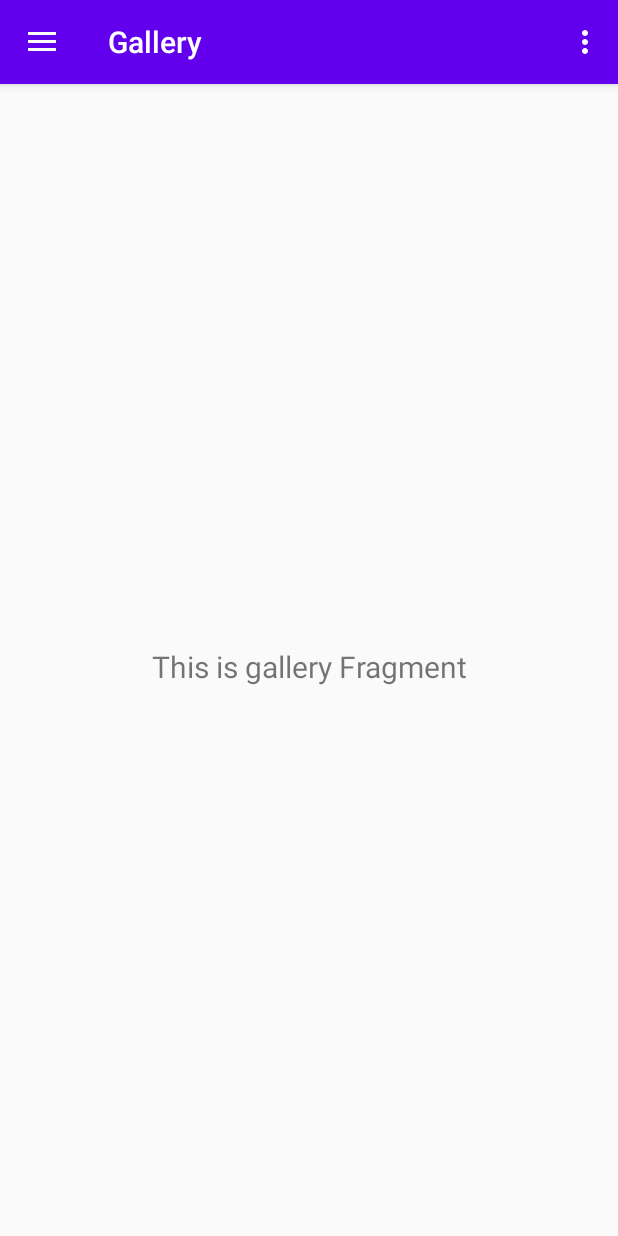
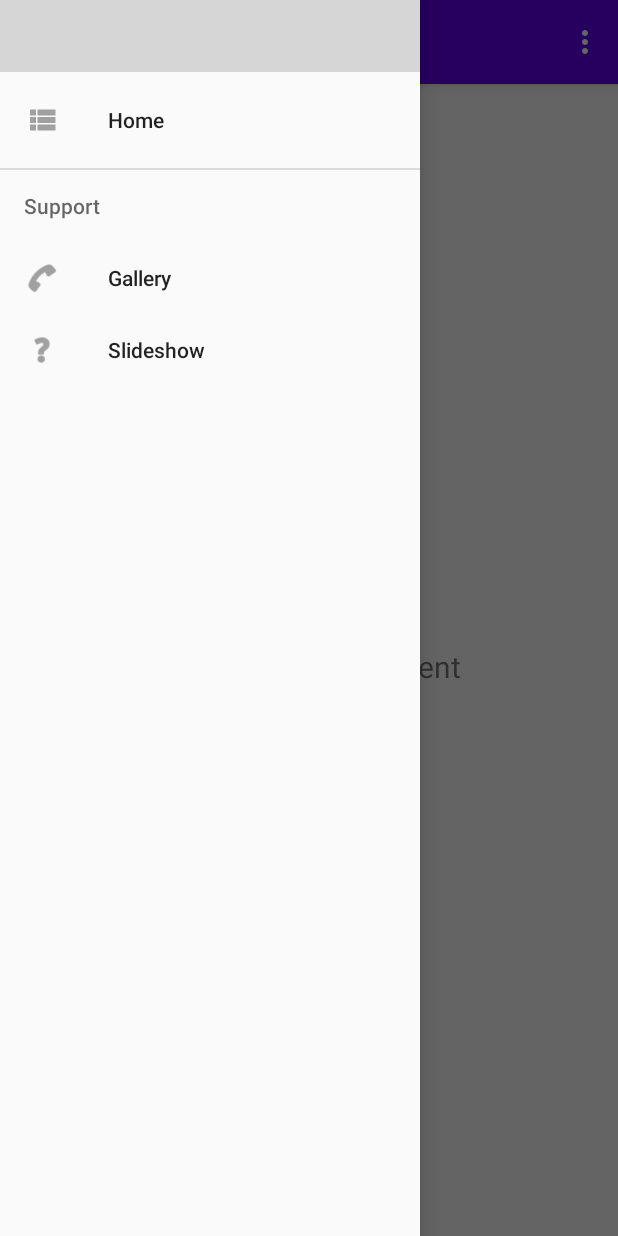
Before and after one commit to yamsyamsyams/PROG20082, an Android app: the HomeActivity screen opened directly, with no data from a screen before it, in the side drawer, after a tap on "Gallery", on a phone screen of 412 x 824 dp. Run offline under Robolectric (Android 15) with nearby library versions, the phone set to English and light mode, and no system bars; our stand-ins replace Room's generated code, navigation-ui; grey boxes are pictures that could not be loaded.

Commit message:
- no errors, information does not populate on view profile /-- - updated to match professor code, need to add ic_menu_list to drawable /-- - added homeactivity and some dropdown panel functionality /-- - do NOT run on Pixel 3XL API27, will crash every time. - added in signin capability

```diff
--- a/PayPark/app/src/main/java/com/example/paypark/database/PayParkDatabase.kt
+++ b/PayPark/app/src/main/java/com/example/paypark/database/PayParkDatabase.kt
@@ -33,7 +33,9 @@ abstract class PayParkDatabase : RoomDatabase(){
                     context.applicationContext,
                     PayParkDatabase::class.java,
                     R.string.database_name.toString()
-                ).build()
+                )
+                    .fallbackToDestructiveMigration()
+                    .build()
 
                 INSTANCE = instance
                 return instance
--- a/PayPark/app/src/main/java/com/example/paypark/ui/gallery/GalleryFragment.kt
+++ /dev/null
@@ -1,31 +0,0 @@
-package com.example.paypark.ui.gallery
-
-import android.os.Bundle
-import android.view.LayoutInflater
-import android.view.View
-import android.view.ViewGroup
-import android.widget.TextView
-import androidx.fragment.app.Fragment
-import androidx.lifecycle.Observer
-import androidx.lifecycle.ViewModelProviders
-import com.example.paypark.R
-
-class GalleryFragment : Fragment() {
-
-    private lateinit var galleryViewModel: GalleryViewModel
-
-    override fun onCreateView(
-        inflater: LayoutInflater,
-        container: ViewGroup?,
-        savedInstanceState: Bundle?
-    ): View? {
-        galleryViewModel =
-            ViewModelProviders.of(this).get(GalleryViewModel::class.java)
-        val root = inflater.inflate(R.layout.fragment_gallery, container, false)
-        val textView: TextView = root.findViewById(R.id.text_gallery)
-        galleryViewModel.text.observe(viewLifecycleOwner, Observer {
-            textView.text = it
-        })
-        return root
-    }
-}
--- a/PayPark/app/src/main/java/com/example/paypark/ui/gallery/GalleryViewModel.kt
+++ /dev/null
@@ -1,13 +0,0 @@
-package com.example.paypark.ui.gallery
-
-import androidx.lifecycle.LiveData
-import androidx.lifecycle.MutableLiveData
-import androidx.lifecycle.ViewModel
-
-class GalleryViewModel : ViewModel() {
-
-    private val _text = MutableLiveData<String>().apply {
-        value = "This is gallery Fragment"
-    }
-    val text: LiveData<String> = _text
-}
--- a/PayPark/app/src/main/java/com/example/paypark/ui/profile/ProfileFragment.kt
+++ b/PayPark/app/src/main/java/com/example/paypark/ui/profile/ProfileFragment.kt
@@ -20,7 +20,7 @@ import java.lang.Exception
 import java.text.SimpleDateFormat
 import java.util.*
 
-// TODO: Rename parameter arguments, choose names that match
+
 // the fragment initialization parameters, e.g. ARG_ITEM_NUMBER
 private const val ARG_PARAM1 = "param1"
 private const val ARG_PARAM2 = "param2"
@@ -31,7 +31,7 @@ private const val ARG_PARAM2 = "param2"
  * create an instance of this fragment.
  */
 class ProfileFragment : Fragment(), View.OnClickListener {
-    // TODO: Rename and change types of parameters
+
     private var param1: String? = null
     private var param2: String? = null
 
--- a/PayPark/app/src/main/java/com/example/paypark/ui/support/SupportFragment.kt
+++ b/PayPark/app/src/main/java/com/example/paypark/ui/support/SupportFragment.kt
@@ -10,6 +10,7 @@ import android.view.LayoutInflater
 import android.view.View
 import android.view.ViewGroup
 import android.widget.Button
+import android.widget.TextView
 import androidx.core.app.ActivityCompat
 import androidx.core.content.ContextCompat
 import androidx.fragment.app.Fragment
@@ -17,6 +18,7 @@ import com.example.paypark.R
 import com.example.paypark.managers.SharedPreferencesManager
 
 class SupportFragment : Fragment(), View.OnClickListener {
+
     lateinit var btnCall: Button
     lateinit var btnEmail: Button
     val REQUEST_CALL = 101
@@ -56,7 +58,7 @@ class SupportFragment : Fragment(), View.OnClickListener {
 
         val emailIntent = Intent(Intent.ACTION_SENDTO).apply {
             data = Uri.parse("mailto:") //to indicate that only email apps should handle this
-            putExtra(Intent.EXTRA_EMAIL, arrayOf("jigisha.sheridan@gmail.com"))
+            putExtra(Intent.EXTRA_EMAIL, arrayOf("j.hoang2080@gmail.com"))
             putExtra(Intent.EXTRA_SUBJECT, "Support Request by " + user_email)
         }
 
--- a/PayPark/app/src/main/java/com/example/paypark/views/HomeActivity.kt
+++ b/PayPark/app/src/main/java/com/example/paypark/views/HomeActivity.kt
@@ -6,8 +6,6 @@ import android.view.Menu
 import android.view.MenuItem
 import android.widget.Toast
 import androidx.appcompat.app.AlertDialog
-import com.google.android.material.floatingactionbutton.FloatingActionButton
-import com.google.android.material.snackbar.Snackbar
 import com.google.android.material.navigation.NavigationView
 import androidx.navigation.findNavController
 import androidx.navigation.ui.AppBarConfiguration
@@ -51,7 +49,7 @@ class HomeActivity : AppCompatActivity() {
         // menu should be considered as top level destinations.
         appBarConfiguration = AppBarConfiguration(
             setOf(
-                R.id.nav_home, R.id.nav_gallery, R.id.nav_slideshow
+                R.id.nav_home, R.id.nav_support, R.id.nav_user_manual
             ), drawerLayout
         )
         setupActionBarWithNavController(navController, appBarConfiguration)
--- a/PayPark/app/src/main/java/com/example/paypark/views/SignUpActivity.kt
+++ b/PayPark/app/src/main/java/com/example/paypark/views/SignUpActivity.kt
@@ -96,9 +96,7 @@ class SignUpActivity : AppCompatActivity(), View.OnClickListener {
                     if (this.validateData()) {
                         this.fetchData()
                         this.saveUserToDB()
-
                         SharedPreferencesManager.write(SharedPreferencesManager.EMAIL, edtEmail.text.toString())
-
                         this.goToMain()
                     }
                 }
--- /dev/null
+++ b/PayPark/app/src/main/res/drawable-anydpi/ic_menu_list.xml
@@ -0,0 +1,11 @@
+<vector xmlns:android="http://schemas.android.com/apk/res/android"
+    android:width="24dp"
+    android:height="24dp"
+    android:viewportWidth="24"
+    android:viewportHeight="24"
+    android:tint="#333333"
+    android:alpha="0.6">
+  <path
+      android:fillColor="@android:color/white"
+      android:pathData="M4,14h4v-4L4,10v4zM4,19h4v-4L4,15v4zM4,9h4L8,5L4,5v4zM9,14h12v-4L9,10v4zM9,19h12v-4L9,15v4zM9,5v4h12L21,5L9,5z"/>
+</vector>
--- a/PayPark/app/src/main/res/layout/fragment_gallery.xml
+++ /dev/null
@@ -1,22 +0,0 @@
-<?xml version="1.0" encoding="utf-8"?>
-<androidx.constraintlayout.widget.ConstraintLayout xmlns:android="http://schemas.android.com/apk/res/android"
-    xmlns:app="http://schemas.android.com/apk/res-auto"
-    xmlns:tools="http://schemas.android.com/tools"
-    android:layout_width="match_parent"
-    android:layout_height="match_parent"
-    tools:context=".ui.gallery.GalleryFragment">
-
-    <TextView
-        android:id="@+id/text_gallery"
-        android:layout_width="match_parent"
-        android:layout_height="wrap_content"
-        android:layout_marginStart="8dp"
-        android:layout_marginTop="8dp"
-        android:layout_marginEnd="8dp"
-        android:textAlignment="center"
-        android:textSize="20sp"
-        app:layout_constraintBottom_toBottomOf="parent"
-        app:layout_constraintEnd_toEndOf="parent"
-        app:layout_constraintStart_toStartOf="parent"
-        app:layout_constraintTop_toTopOf="parent" />
-</androidx.constraintlayout.widget.ConstraintLayout>
--- a/PayPark/app/src/main/res/menu/activity_main_drawer.xml
+++ b/PayPark/app/src/main/res/menu/activity_main_drawer.xml
@@ -6,15 +6,20 @@
     <group android:checkableBehavior="single">
         <item
             android:id="@+id/nav_home"
-            android:icon="@drawable/ic_menu_camera"
+            android:icon="@drawable/ic_menu_list"
             android:title="@string/menu_home" />
-        <item
-            android:id="@+id/nav_gallery"
-            android:icon="@drawable/ic_menu_gallery"
-            android:title="@string/menu_gallery" />
-        <item
-            android:id="@+id/nav_slideshow"
-            android:icon="@drawable/ic_menu_slideshow"
-            android:title="@string/menu_slideshow" />
+        <item android:title="Support">
+            <menu>
+                <item
+                    android:id="@+id/nav_support"
+                    android:icon="@android:drawable/ic_menu_call"
+                    android:title="@string/menu_gallery" />
+                <item
+                    android:id="@+id/nav_user_manual"
+                    android:icon="@android:drawable/ic_menu_help"
+                    android:title="@string/menu_slideshow" />
+            </menu>
+        </item>
+
     </group>
 </menu>
--- a/PayPark/app/src/main/res/navigation/mobile_navigation.xml
+++ b/PayPark/app/src/main/res/navigation/mobile_navigation.xml
@@ -18,20 +18,20 @@
             app:popUpTo="@id/nav_home"/>
         <action
             android:id="@+id/action_nav_home_to_nav_gallery"
-            app:destination="@id/nav_gallery" />
+            app:destination="@id/nav_support" />
         <action
             android:id="@+id/action_nav_home_to_nav_slideshow"
-            app:destination="@id/nav_slideshow" />
+            app:destination="@id/nav_user_manual" />
     </fragment>
 
     <fragment
-        android:id="@+id/nav_gallery"
-        android:name="com.example.paypark.ui.gallery.GalleryFragment"
+        android:id="@+id/nav_support"
+        android:name="com.example.paypark.ui.support.GalleryFragment"
         android:label="@string/menu_gallery"
-        tools:layout="@layout/fragment_gallery" />
+        tools:layout="@layout/fragment_support" />
 
     <fragment
-        android:id="@+id/nav_slideshow"
+        android:id="@+id/nav_user_manual"
         android:name="com.example.paypark.ui.slideshow.SlideshowFragment"
         android:label="@string/menu_slideshow"
         tools:layout="@layout/fragment_slideshow" />
```
Also changed, not shown: PayPark/app/src/main/res/drawable-hdpi/ic_menu_list.png (added), PayPark/app/src/main/res/drawable-mdpi/ic_menu_list.png (added), PayPark/app/src/main/res/drawable-xhdpi/ic_menu_list.png (added), PayPark/app/src/main/res/drawable-xxhdpi/ic_menu_list.png (added).
